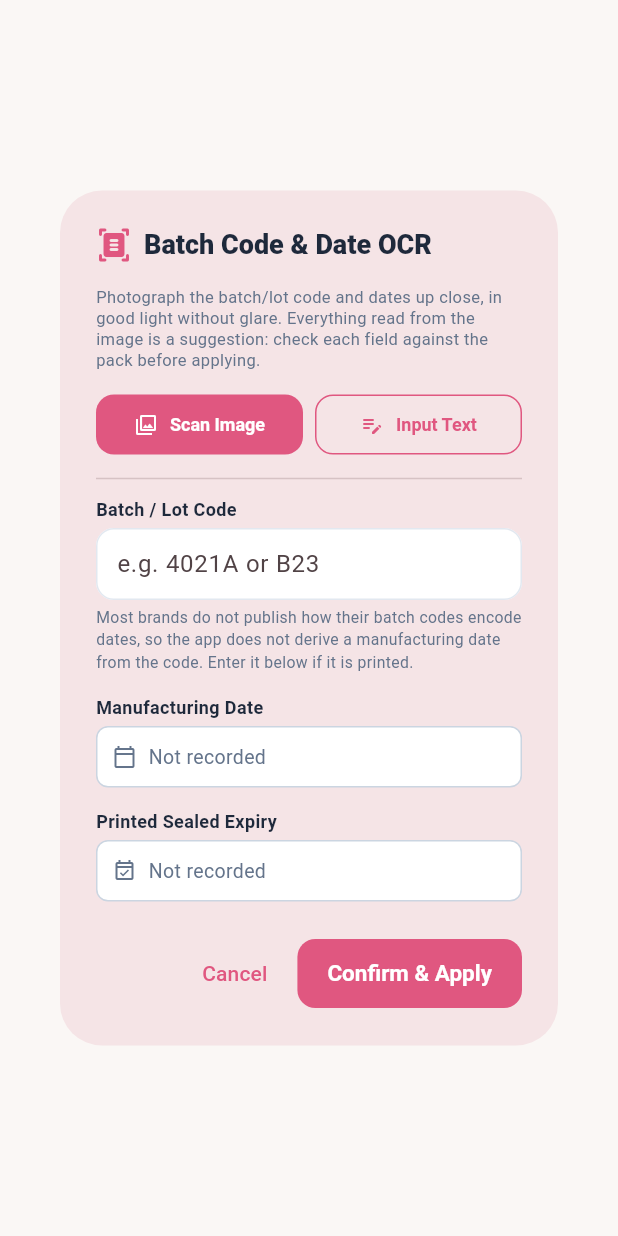
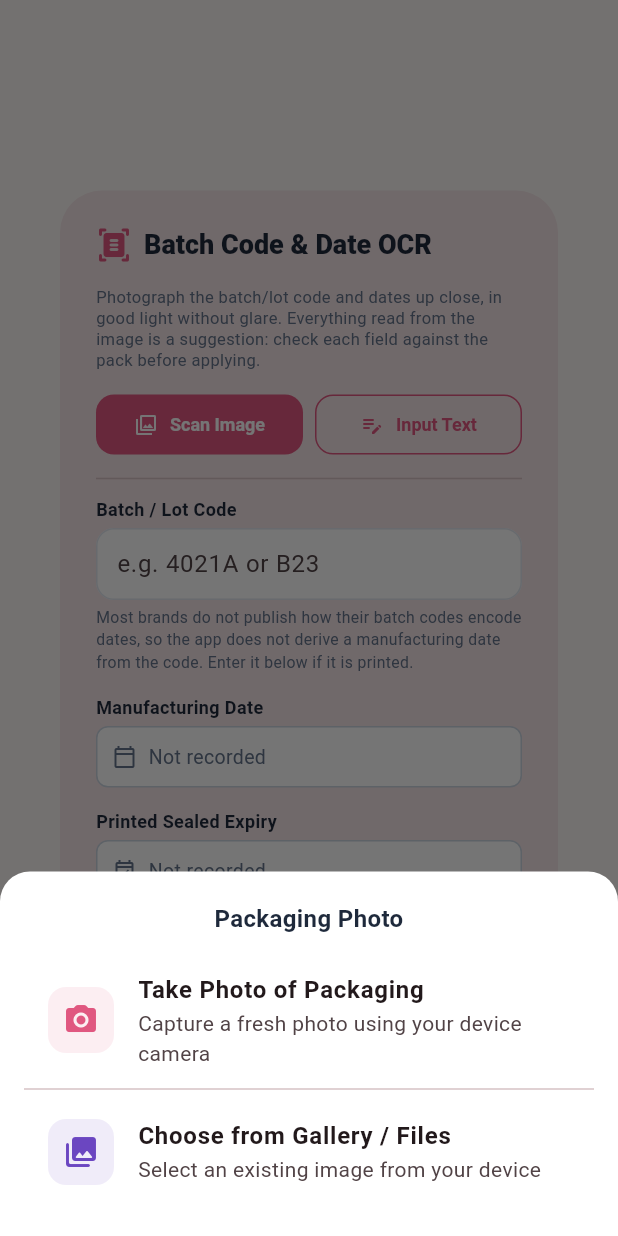
Before and after one commit to TNRUOK/vanity_tracker, a Flutter app: the BatchScanConfirmDialog widget shown alone on an empty page, opened directly, after a tap on "Scan Image", on a phone screen of 412 x 824 dp. Run offline on Flutter 3.47's test engine with Material 3 defaults, Android fonts, the phone set to English and light mode, and no system bars; our stand-ins replace cloud_firestore, file_picker, firebase_auth, firebase_core, fl_chart, flutter_local_notifications and 3 more; missing offline and left inert: dart:js_interop, google_mlkit_text_recognition, mobile_scanner; accounts and stored records are empty.

Commit message:
fix: resolve Firestore room creation permissions, add camera picker option, and auto-fill receipt OCR price

```diff
--- a/lib/screens/receipt/receipt_scanner_screen.dart
+++ b/lib/screens/receipt/receipt_scanner_screen.dart
@@ -5,6 +5,7 @@ import 'package:mobile_scanner/mobile_scanner.dart';
 import 'package:provider/provider.dart';
 import '../../models/receipt_model.dart';
 import '../../providers/vanity_provider.dart';
+import '../../services/image_capture_service.dart';
 import '../../services/ocr/receipt_ocr_service.dart';
 import '../../services/product_lookup_service.dart';
 import '../../services/receipt_parser_service.dart';
@@ -171,10 +172,37 @@ class _ReceiptScannerScreenState extends State<ReceiptScannerScreen>
 
   // --- OCR Image Methods ---
 
+  Future<void> _captureReceiptWithCamera() async {
+    PickedReceiptImage? image;
+    try {
+      image = await ImageCaptureService.captureWithCamera();
+    } catch (e) {
+      if (!mounted) return;
+      setState(() {
+        _errorMessage = 'Could not capture photo: ${_clean(e)}';
+        _showManualInput = true;
+      });
+      return;
+    }
+    if (image == null) return; // user cancelled
+
+    if (image.bytes.isEmpty) {
+      if (!mounted) return;
+      setState(() {
+        _errorMessage = 'The captured image is empty or could not be read.';
+        _showManualInput = true;
+      });
+      return;
+    }
+
+    _lastImage = image;
+    await _runOcr(image);
+  }
+
   Future<void> _pickReceiptImage() async {
     PickedReceiptImage? image;
     try {
-      image = await (widget.pickImage ?? pickReceiptImageWithFilePicker)();
+      image = await (widget.pickImage ?? ImageCaptureService.pickFromGallery)();
     } catch (e) {
       if (!mounted) return;
       setState(() {
@@ -527,11 +555,34 @@ class _ReceiptScannerScreenState extends State<ReceiptScannerScreen>
               ),
               const SizedBox(height: 16),
             ],
-            ElevatedButton.icon(
-              onPressed: _pickReceiptImage,
-              icon: const Icon(Icons.photo_library_rounded),
-              label: Text(_lastImage == null ? 'Select Receipt Image' : 'Select Another Image'),
-              style: ElevatedButton.styleFrom(padding: const EdgeInsets.symmetric(vertical: 16)),
+            Row(
+              children: [
+                Expanded(
+                  child: ElevatedButton.icon(
+                    key: const Key('receipt-camera-button'),
+                    onPressed: _captureReceiptWithCamera,
+                    icon: const Icon(Icons.camera_alt_rounded),
+                    label: Text(_lastImage == null ? 'Take Photo' : 'Retake Photo'),
+                    style: ElevatedButton.styleFrom(
+                      padding: const EdgeInsets.symmetric(vertical: 16),
+                      backgroundColor: AppTheme.primaryRose,
+                      foregroundColor: Colors.white,
+                    ),
+                  ),
+                ),
+                const SizedBox(width: 12),
+                Expanded(
+                  child: OutlinedButton.icon(
+                    key: const Key('receipt-gallery-button'),
+                    onPressed: _pickReceiptImage,
+                    icon: const Icon(Icons.photo_library_rounded),
+                    label: Text(_lastImage == null ? 'Select Receipt Image' : 'Select Another Image'),
+                    style: OutlinedButton.styleFrom(
+                      padding: const EdgeInsets.symmetric(vertical: 16),
+                    ),
+                  ),
+                ),
+              ],
             ),
             const SizedBox(height: 16),
             OutlinedButton.icon(
--- /dev/null
+++ b/lib/services/image_capture_service.dart
@@ -0,0 +1,131 @@
+import 'package:file_picker/file_picker.dart';
+import 'package:flutter/foundation.dart';
+import 'package:flutter/material.dart';
+import 'package:image_picker/image_picker.dart';
+import 'package:vanity_tracker/screens/receipt/receipt_scanner_screen.dart' show PickedReceiptImage;
+import 'package:vanity_tracker/services/ocr/receipt_ocr_service.dart';
+import 'package:vanity_tracker/theme/app_theme.dart';
+
+/// Centralized service for capturing photos with the device camera or picking from gallery/files.
+class ImageCaptureService {
+  static final ImagePicker _picker = ImagePicker();
+
+  /// Captures a fresh photo directly from the device camera.
+  static Future<PickedReceiptImage?> captureWithCamera() async {
+    try {
+      final xFile = await _picker.pickImage(
+        source: ImageSource.camera,
+        preferredCameraDevice: CameraDevice.rear,
+      );
+      if (xFile == null) return null;
+      final bytes = await xFile.readAsBytes();
+      final ext = xFile.name.contains('.') ? xFile.name.split('.').last : 'jpg';
+      return PickedReceiptImage(
+        bytes: bytes,
+        path: kIsWeb ? null : xFile.path,
+        name: xFile.name.isNotEmpty ? xFile.name : 'camera_photo.jpg',
+        mimeType: ReceiptOcrService.mimeTypeForExtension(ext),
+      );
+    } catch (e) {
+      debugPrint('Camera capture failed: $e');
+      rethrow;
+    }
+  }
+
+  /// Picks an existing photo from the photo library or file storage.
+  static Future<PickedReceiptImage?> pickFromGallery() async {
+    try {
+      final xFile = await _picker.pickImage(source: ImageSource.gallery);
+      if (xFile == null) return null;
+      final bytes = await xFile.readAsBytes();
+      final ext = xFile.name.contains('.') ? xFile.name.split('.').last : 'jpg';
+      return PickedReceiptImage(
+        bytes: bytes,
+        path: kIsWeb ? null : xFile.path,
+        name: xFile.name.isNotEmpty ? xFile.name : 'gallery_photo.jpg',
+        mimeType: ReceiptOcrService.mimeTypeForExtension(ext),
+      );
+    } catch (e) {
+      debugPrint('Gallery pick failed, falling back to FilePicker: $e');
+      final files = await FilePicker.pickFiles(dialogTitle: 'Select Image', type: FileType.image);
+      if (files.isEmpty) return null;
+      final picked = files.first;
+      final bytes = await picked.readAsBytes();
+      return PickedReceiptImage(
+        bytes: bytes,
+        path: kIsWeb ? null : picked.path,
+        name: picked.name,
+        mimeType: ReceiptOcrService.mimeTypeForExtension(picked.extension),
+      );
+    }
+  }
+
+  /// Shows a bottom sheet asking the user to choose between Camera and Gallery/Files.
+  static Future<PickedReceiptImage?> pickImageWithSourceChoice(
+    BuildContext context, {
+    String title = 'Choose Image Source',
+    String cameraLabel = 'Take Photo with Camera',
+    String galleryLabel = 'Choose from Gallery / Files',
+  }) async {
+    final choice = await showModalBottomSheet<ImageSource>(
+      context: context,
+      shape: const RoundedRectangleBorder(
+        borderRadius: BorderRadius.vertical(top: Radius.circular(20)),
+      ),
+      backgroundColor: Colors.white,
+      builder: (ctx) => SafeArea(
+        child: Padding(
+          padding: const EdgeInsets.symmetric(vertical: 20, horizontal: 16),
+          child: Column(
+            mainAxisSize: MainAxisSize.min,
+            crossAxisAlignment: CrossAxisAlignment.stretch,
+            children: [
+              Text(
+                title,
+                textAlign: TextAlign.center,
+                style: const TextStyle(fontSize: 16, fontWeight: FontWeight.w700, color: AppTheme.textDark),
+              ),
+              const SizedBox(height: 16),
+              ListTile(
+                key: const Key('image-source-camera'),
+                leading: Container(
+                  padding: const EdgeInsets.all(10),
+                  decoration: BoxDecoration(
+                    color: AppTheme.primaryRose.withValues(alpha: 0.1),
+                    borderRadius: BorderRadius.circular(12),
+                  ),
+                  child: const Icon(Icons.camera_alt_rounded, color: AppTheme.primaryRose),
+                ),
+                title: Text(cameraLabel, style: const TextStyle(fontWeight: FontWeight.w600)),
+                subtitle: const Text('Capture a fresh photo using your device camera'),
+                onTap: () => Navigator.of(ctx).pop(ImageSource.camera),
+              ),
+              const Divider(height: 12),
+              ListTile(
+                key: const Key('image-source-gallery'),
+                leading: Container(
+                  padding: const EdgeInsets.all(10),
+                  decoration: BoxDecoration(
+                    color: const Color(0xFF6B46C1).withValues(alpha: 0.1),
+                    borderRadius: BorderRadius.circular(12),
+                  ),
+                  child: const Icon(Icons.photo_library_rounded, color: Color(0xFF6B46C1)),
+                ),
+                title: Text(galleryLabel, style: const TextStyle(fontWeight: FontWeight.w600)),
+                subtitle: const Text('Select an existing image from your device'),
+                onTap: () => Navigator.of(ctx).pop(ImageSource.gallery),
+              ),
+            ],
+          ),
+        ),
+      ),
+    );
+
+    if (choice == null) return null;
+    if (choice == ImageSource.camera) {
+      return captureWithCamera();
+    } else {
+      return pickFromGallery();
+    }
+  }
+}
--- a/lib/services/packaging_ocr_service.dart
+++ b/lib/services/packaging_ocr_service.dart
@@ -1,7 +1,9 @@
 import 'dart:ui' as ui;
 import 'package:flutter/foundation.dart';
+import 'package:flutter/material.dart';
 import '../models/product_model.dart';
 import '../screens/receipt/receipt_scanner_screen.dart' show PickedReceiptImage, pickReceiptImageWithFilePicker;
+import 'image_capture_service.dart';
 import 'ocr/packaging_image_prep.dart';
 import 'ocr/receipt_ocr_service.dart';
 
@@ -42,8 +44,19 @@ class PackagingOcrService {
   @visibleForTesting
   static Future<PreparedImage> Function(Uint8List bytes, {int quarterTurns, ui.Rect? crop, bool enhance})? debugPrepare;
 
-  /// Lets the user pick a packaging photo (bytes on web, bytes + path on Android).
-  static Future<PickedReceiptImage?> pickImage() => (debugPicker ?? pickReceiptImageWithFilePicker)();
+  /// Lets the user pick a packaging photo (via Camera or Gallery/Files, or debugPicker in tests).
+  static Future<PickedReceiptImage?> pickImage({BuildContext? context}) {
+    if (debugPicker != null) return debugPicker!();
+    if (context != null) {
+      return ImageCaptureService.pickImageWithSourceChoice(
+        context,
+        title: 'Packaging Photo',
+        cameraLabel: 'Take Photo of Packaging',
+        galleryLabel: 'Choose from Gallery / Files',
+      );
+    }
+    return pickReceiptImageWithFilePicker();
+  }
 
   /// Reads a packaging image in at most two passes with the platform OCR engine (ML Kit
   /// on Android/iOS, self-hosted Tesseract.js in the browser):
@@ -94,8 +107,8 @@ class PackagingOcrService {
 
   /// Lets the user pick a packaging photo and returns its recognized text, or null if the
   /// user cancelled. Throws when OCR fails.
-  static Future<String?> pickAndRead() async {
-    final image = await (debugPicker ?? pickReceiptImageWithFilePicker)();
+  static Future<String?> pickAndRead({BuildContext? context}) async {
+    final image = await pickImage(context: context);
     if (image == null) return null;
     return ReceiptOcrService.recognize(filePath: image.path, bytes: image.bytes, mimeType: image.mimeType);
   }
--- a/lib/widgets/batch_scan_confirm_dialog.dart
+++ b/lib/widgets/batch_scan_confirm_dialog.dart
@@ -135,7 +135,7 @@ class _BatchScanConfirmDialogState extends State<BatchScanConfirmDialog> {
   Future<void> _pickImage() async {
     PickedReceiptImage? picked;
     try {
-      picked = await PackagingOcrService.pickImage();
+      picked = await PackagingOcrService.pickImage(context: context);
     } catch (e) {
       _setStatus('Could not open the selected file ($e). You can type the text instead.', error: true);
       return;
--- a/lib/widgets/edit_ingredients_dialog.dart
+++ b/lib/widgets/edit_ingredients_dialog.dart
@@ -59,7 +59,7 @@ class _EditIngredientsDialogState extends State<EditIngredientsDialog> {
       _ocrNote = null;
     });
     try {
-      final text = await PackagingOcrService.pickAndRead();
+      final text = await PackagingOcrService.pickAndRead(context: context);
       if (!mounted) return;
       if (text == null) {
         setState(() => _reading = false);
--- a/lib/widgets/edit_pao_dialog.dart
+++ b/lib/widgets/edit_pao_dialog.dart
@@ -62,7 +62,7 @@ class _EditPaoDialogState extends State<EditPaoDialog> {
       _ocrMessage = null;
     });
     try {
-      final text = await PackagingOcrService.pickAndRead();
+      final text = await PackagingOcrService.pickAndRead(context: context);
       if (!mounted) return;
       if (text == null) {
         setState(() => _reading = false);
--- a/pubspec.yaml
+++ b/pubspec.yaml
@@ -48,6 +48,7 @@ dependencies:
   fl_chart: ^1.2.0
   file_picker: ^13.1.0
   google_mlkit_text_recognition: ^0.16.0
+  image_picker: ^1.2.3
 
 dev_dependencies:
   flutter_test:
```
Also changed, not shown: lib/screens/receipt/receipt_review_screen.dart (+54 -1 lines), lib/services/receipt_parser_service.dart (+26 -11 lines), pubspec.lock, 7 other files.
